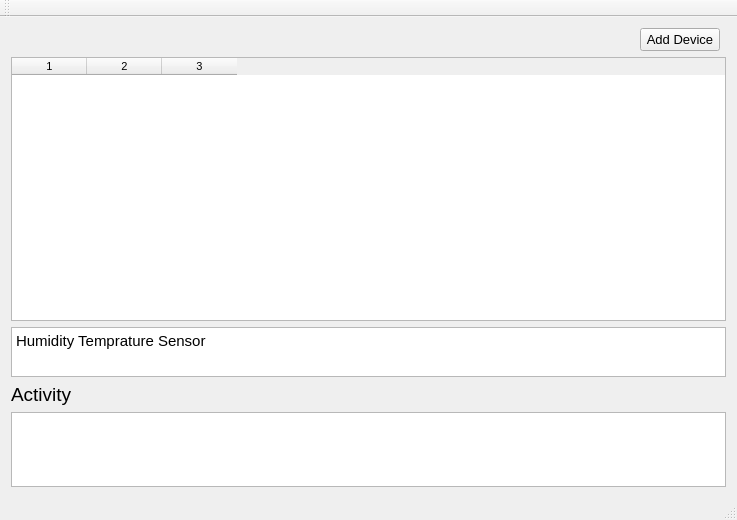
This is mainwindow.ui in dhaval27/hygrometer as Qt 5 draws it before an edit. The edited form follows.
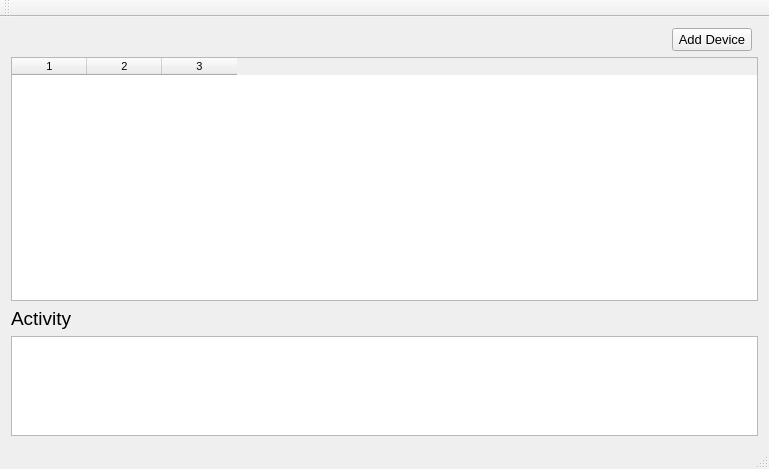
This is the edited form. Custom widgets are drawn as their Qt base class.

Diff of the .ui file:
```diff
--- a/mainwindow.ui
+++ b/mainwindow.ui
@@ -6,8 +6,8 @@
    <rect>
     <x>0</x>
     <y>0</y>
-    <width>737</width>
-    <height>520</height>
+    <width>769</width>
+    <height>469</height>
    </rect>
   </property>
   <property name="font">
@@ -65,22 +65,10 @@
       <column/>
      </widget>
     </item>
-    <item row="3" column="0">
-     <widget class="QLabel" name="label_2">
-      <property name="font">
-       <font>
-        <pointsize>14</pointsize>
-       </font>
-      </property>
-      <property name="text">
-       <string>Activity</string>
-      </property>
-     </widget>
-    </item>
-    <item row="4" column="0" colspan="2">
+    <item row="3" column="0" colspan="2">
      <widget class="QTextEdit" name="textEdit_2">
       <property name="sizePolicy">
-       <sizepolicy hsizetype="Expanding" vsizetype="Maximum">
+       <sizepolicy hsizetype="Expanding" vsizetype="Expanding">
         <horstretch>0</horstretch>
         <verstretch>0</verstretch>
        </sizepolicy>
@@ -88,7 +76,7 @@
       <property name="maximumSize">
        <size>
         <width>16777215</width>
-        <height>75</height>
+        <height>100</height>
        </size>
       </property>
      </widget>
@@ -117,26 +105,15 @@
       </item>
      </layout>
     </item>
-    <item row="2" column="0" colspan="2">
-     <widget class="QTextEdit" name="textEdit">
-      <property name="sizePolicy">
-       <sizepolicy hsizetype="Expanding" vsizetype="Maximum">
-        <horstretch>0</horstretch>
-        <verstretch>0</verstretch>
-       </sizepolicy>
+    <item row="2" column="0">
+     <widget class="QLabel" name="label_2">
+      <property name="font">
+       <font>
+        <pointsize>14</pointsize>
+       </font>
       </property>
-      <property name="maximumSize">
-       <size>
-        <width>16777215</width>
-        <height>50</height>
-       </size>
-      </property>
-      <property name="html">
-       <string>&lt;!DOCTYPE HTML PUBLIC &quot;-//W3C//DTD HTML 4.0//EN&quot; &quot;http://www.w3.org/TR/REC-html40/strict.dtd&quot;&gt;
-&lt;html&gt;&lt;head&gt;&lt;meta name=&quot;qrichtext&quot; content=&quot;1&quot; /&gt;&lt;style type=&quot;text/css&quot;&gt;
-p, li { white-space: pre-wrap; }
-&lt;/style&gt;&lt;/head&gt;&lt;body style=&quot; font-family:'Ubuntu'; font-size:10pt; font-weight:400; font-style:normal;&quot;&gt;
-&lt;p style=&quot; margin-top:0px; margin-bottom:0px; margin-left:0px; margin-right:0px; -qt-block-indent:0; text-indent:0px;&quot;&gt;&lt;span style=&quot; font-size:11pt;&quot;&gt;Humidity Temprature Sensor&lt;/span&gt;&lt;/p&gt;&lt;/body&gt;&lt;/html&gt;</string>
+      <property name="text">
+       <string>Activity</string>
       </property>
      </widget>
     </item>
```
